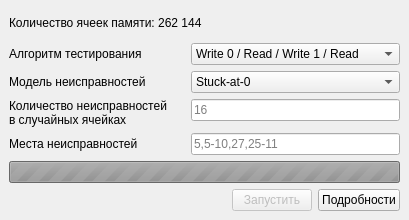
Before: the Qt Designer form src/main_window/main_window.ui in fxynix/DigitalTwin, drawn with Qt 5.
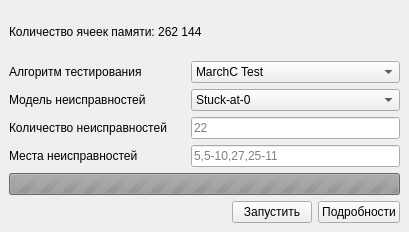
After: the same form once the commit is applied.

The edit to the form file:
```diff
--- a/src/main_window/main_window.ui
+++ b/src/main_window/main_window.ui
@@ -7,7 +7,7 @@
     <x>0</x>
     <y>0</y>
     <width>409</width>
-    <height>220</height>
+    <height>232</height>
    </rect>
   </property>
   <property name="windowTitle">
@@ -54,7 +54,17 @@
         </property>
         <item>
          <property name="text">
-          <string>Write 0 / Read / Write 1 / Read</string>
+          <string>MarchC Test</string>
+         </property>
+        </item>
+        <item>
+         <property name="text">
+          <string>MarchLR Test</string>
+         </property>
+        </item>
+        <item>
+         <property name="text">
+          <string>Checkerboard Test</string>
          </property>
         </item>
        </widget>
@@ -79,29 +89,28 @@
         </item>
        </widget>
       </item>
-      <item row="3" column="0">
+      <item row="2" column="0">
        <widget class="QLabel" name="labelRndSelect">
         <property name="text">
-         <string>Количество неисправностей
-в случайных ячейках</string>
+         <string>Количество неисправностей</string>
         </property>
        </widget>
       </item>
-      <item row="3" column="1">
+      <item row="2" column="1">
        <widget class="QLineEdit" name="lineEditRndSelect">
         <property name="placeholderText">
-         <string>16</string>
+         <string>22</string>
         </property>
        </widget>
       </item>
-      <item row="4" column="0">
+      <item row="3" column="0">
        <widget class="QLabel" name="labelSelect">
         <property name="text">
          <string>Места неисправностей</string>
         </property>
        </widget>
       </item>
-      <item row="4" column="1">
+      <item row="3" column="1">
        <widget class="QLineEdit" name="lineEditSelect">
         <property name="toolTip">
          <string>Введите числа и диапазоны через запятую. Например: 5,5-10,27,25-11</string>
@@ -153,7 +162,7 @@
       <item>
        <widget class="QPushButton" name="pushButtonStart">
         <property name="enabled">
-         <bool>false</bool>
+         <bool>true</bool>
         </property>
         <property name="text">
          <string>Запустить</string>
```
Left out of the diff: 15 changed lines with no effect on the pictures.
